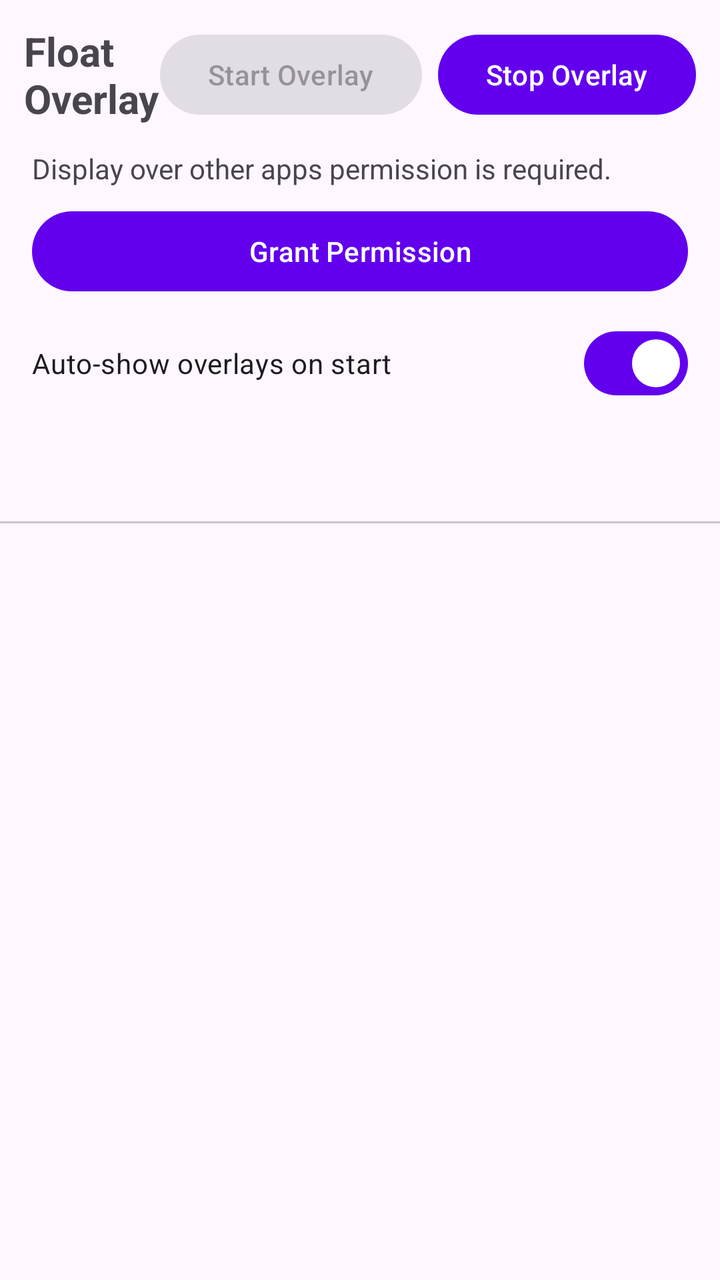
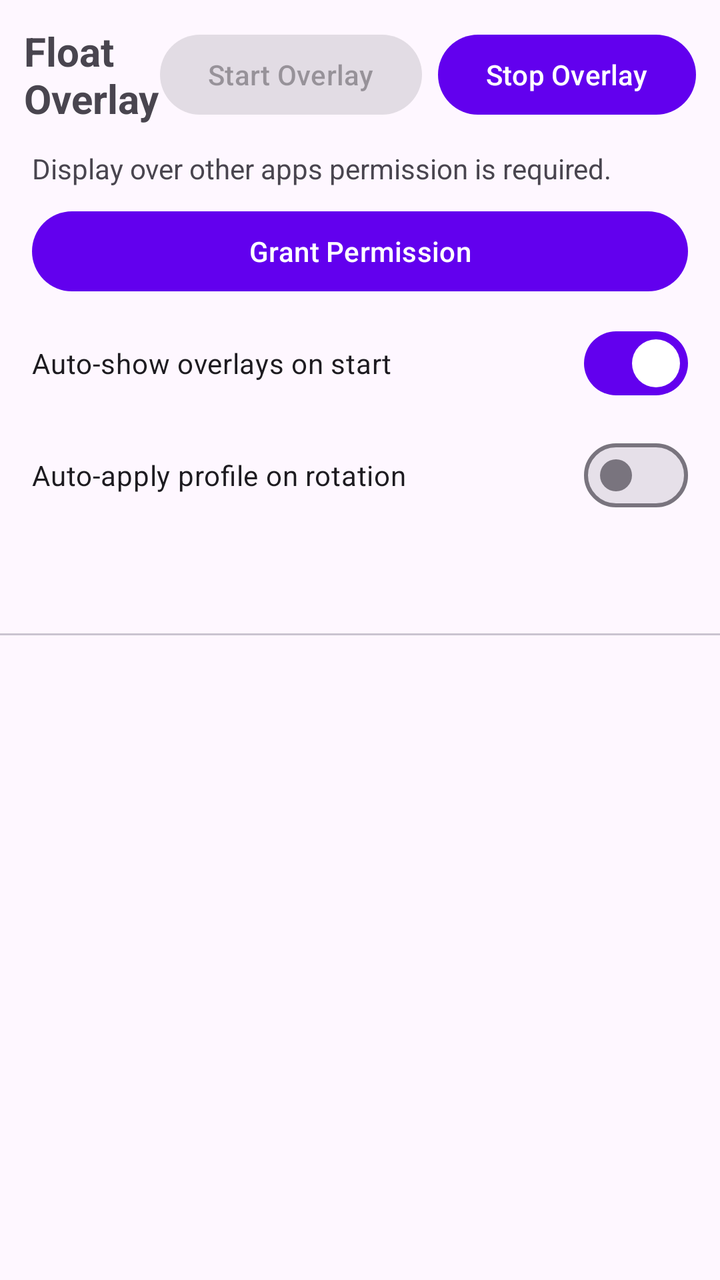

Compare the two renders of this Android layout. The source of the first and the diff that turns it into the second are given below.
<!-- AndroidManifest.xml: application theme Theme.FloatOverlay -->
<!-- res/layout/activity_main.xml -->
<?xml version="1.0" encoding="utf-8"?>
<LinearLayout xmlns:android="http://schemas.android.com/apk/res/android"
    xmlns:app="http://schemas.android.com/apk/res-auto"
    android:layout_width="match_parent"
    android:layout_height="match_parent"
    android:orientation="vertical">

    <LinearLayout
        android:layout_width="match_parent"
        android:layout_height="wrap_content"
        android:gravity="center_vertical"
        android:orientation="horizontal"
        android:padding="12dp">

        <TextView
            android:layout_width="0dp"
            android:layout_height="wrap_content"
            android:layout_weight="1"
            android:text="Float Overlay"
            android:textSize="20sp"
            android:textStyle="bold" />

        <Button
            android:id="@+id/startOverlayButton"
            android:layout_width="wrap_content"
            android:layout_height="wrap_content"
            android:layout_marginEnd="8dp"
            android:enabled="false"
            android:text="@string/start_overlay" />

        <Button
            android:id="@+id/stopOverlayButton"
            android:layout_width="wrap_content"
            android:layout_height="wrap_content"
            android:text="@string/stop_overlay" />

    </LinearLayout>

    <TextView
        android:id="@+id/permissionStatus"
        android:layout_width="match_parent"
        android:layout_height="wrap_content"
        android:paddingHorizontal="16dp"
        android:paddingBottom="8dp"
        android:text="@string/overlay_permission_required" />

    <Button
        android:id="@+id/grantPermissionButton"
        android:layout_width="match_parent"
        android:layout_height="wrap_content"
        android:layout_marginHorizontal="16dp"
        android:layout_marginBottom="8dp"
        android:text="@string/grant_permission" />

    <com.google.android.material.materialswitch.MaterialSwitch
        android:id="@+id/autoShowSwitch"
        android:layout_width="match_parent"
        android:layout_height="wrap_content"
        android:layout_marginHorizontal="16dp"
        android:layout_marginBottom="8dp"
        android:checked="true"
        android:text="Auto-show overlays on start" />

    <com.google.android.material.tabs.TabLayout
        android:id="@+id/tabLayout"
        android:layout_width="match_parent"
        android:layout_height="wrap_content"
        app:tabGravity="fill"
        app:tabMode="fixed" />

    <androidx.viewpager2.widget.ViewPager2
        android:id="@+id/viewPager"
        android:layout_width="match_parent"
        android:layout_height="0dp"
        android:layout_weight="1" />

</LinearLayout>
<!-- resources referenced by this layout -->
<resources>
  <string name="grant_permission">Grant Permission</string>
  <string name="overlay_permission_required">Display over other apps permission is required.</string>
  <string name="start_overlay">Start Overlay</string>
  <string name="stop_overlay">Stop Overlay</string>
  <style name="Theme.FloatOverlay" parent="Theme.Material3.DayNight.NoActionBar">
          <item name="colorPrimary">@color/purple_500</item>
          <item name="colorPrimaryVariant">@color/purple_700</item>
          <item name="colorOnPrimary">@color/white</item>
          <item name="colorSecondary">@color/teal_200</item>
          <item name="colorSecondaryVariant">@color/teal_700</item>
          <item name="android:statusBarColor">@color/purple_700</item>
      </style>
  <color name="purple_500">#FF6200EE</color>
  <color name="purple_700">#FF3700B3</color>
  <color name="white">#FFFFFFFF</color>
  <color name="teal_200">#FF03DAC5</color>
  <color name="teal_700">#FF018786</color>
</resources>

<!-- the commit's change to res/layout/activity_main.xml (unified diff, before → after) -->
@@ -61,6 +61,15 @@
         android:checked="true"
         android:text="Auto-show overlays on start" />
 
+    <com.google.android.material.materialswitch.MaterialSwitch
+        android:id="@+id/autoApplyProfileSwitch"
+        android:layout_width="match_parent"
+        android:layout_height="wrap_content"
+        android:layout_marginHorizontal="16dp"
+        android:layout_marginBottom="8dp"
+        android:checked="false"
+        android:text="Auto-apply profile on rotation" />
+
     <com.google.android.material.tabs.TabLayout
         android:id="@+id/tabLayout"
         android:layout_width="match_parent"
